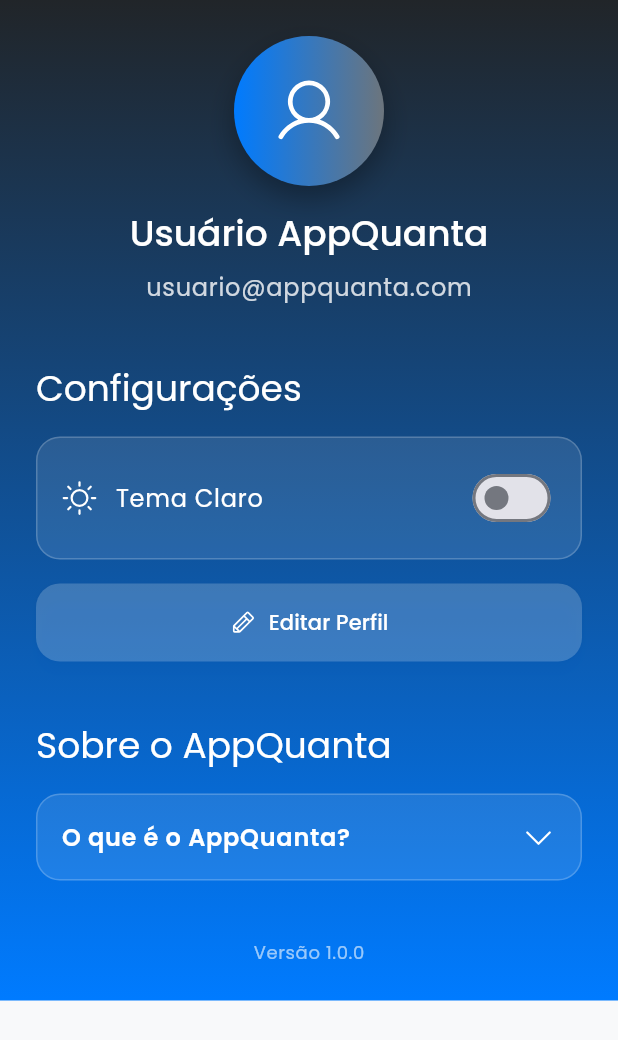
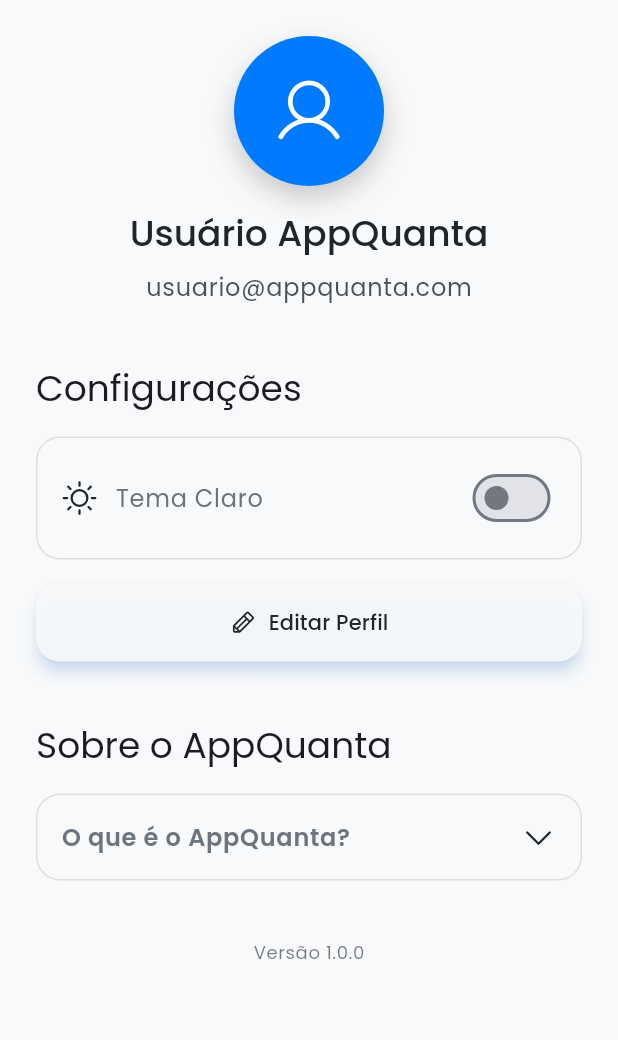
Before and after one commit to luccasilva2/appQuanta, a Flutter app: the ProfileScreen screen opened directly, on a phone screen of 412 x 824 dp. Shown: the top 1040 px of the screen. Run offline on Flutter 3.47's test engine with Material 3 defaults, Android fonts, the phone set to English and light mode, and no system bars; our stand-ins replace google_fonts, page_transition, phosphor_flutter.

Commit message:
Atualização dos estilos das paginas de login, register e profile para um estilo mais simples

```diff
--- a/lib/main.dart
+++ b/lib/main.dart
@@ -20,6 +20,7 @@ class MyApp extends StatelessWidget {
   Widget build(BuildContext context) {
     return MaterialApp(
       title: 'AppQuanta',
+      debugShowCheckedModeBanner: false,
       theme: AppTheme.lightTheme,
       darkTheme: AppTheme.darkTheme,
       themeMode: ThemeMode.system,
@@ -92,10 +93,7 @@ class _MainScreenState extends State<MainScreen> {
       body: AnimatedSwitcher(
         duration: const Duration(milliseconds: 300),
         transitionBuilder: (child, animation) {
-          return FadeTransition(
-            opacity: animation,
-            child: child,
-          );
+          return FadeTransition(opacity: animation, child: child);
         },
         child: _screens[_currentIndex],
       ),
--- a/lib/screens/profile_screen.dart
+++ b/lib/screens/profile_screen.dart
@@ -15,18 +15,7 @@ class _ProfileScreenState extends State<ProfileScreen> {
   @override
   Widget build(BuildContext context) {
     return Scaffold(
-      body: Container(
-        decoration: BoxDecoration(
-          gradient: LinearGradient(
-            begin: Alignment.topCenter,
-            end: Alignment.bottomCenter,
-            colors: [
-              const Color(0xFF212529), // Matte black
-              const Color(0xFF007BFF), // Metallic blue
-            ],
-          ),
-        ),
-        child: SafeArea(
+      body: SafeArea(
         child: SingleChildScrollView(
           padding: const EdgeInsets.all(24),
           child: Column(
@@ -41,12 +30,12 @@ class _ProfileScreenState extends State<ProfileScreen> {
                       height: 100,
                       decoration: BoxDecoration(
                         shape: BoxShape.circle,
-                          gradient: const LinearGradient(
-                            colors: [Color(0xFF007BFF), Color(0xFF6C757D)],
-                          ),
+                        color: Theme.of(context).colorScheme.primary,
                         boxShadow: [
                           BoxShadow(
-                              color: Colors.black.withOpacity(0.3),
+                            color: Theme.of(
+                              context,
+                            ).colorScheme.shadow.withOpacity(0.2),
                             blurRadius: 15,
                             offset: const Offset(0, 8),
                           ),
@@ -54,22 +43,22 @@ class _ProfileScreenState extends State<ProfileScreen> {
                       ),
                       child: Icon(
                         PhosphorIcons.user(),
-                        color: Colors.white,
+                        color: Theme.of(context).colorScheme.onPrimary,
                         size: 50,
                       ),
                     ),
                     const SizedBox(height: 16),
                     Text(
                       'Usuário AppQuanta',
-                        style: Theme.of(context).textTheme.headlineMedium?.copyWith(
-                              color: Colors.white,
-                            ),
+                      style: Theme.of(context).textTheme.headlineMedium,
                     ),
                     const SizedBox(height: 8),
                     Text(
                       'usuario@appquanta.com',
                       style: Theme.of(context).textTheme.bodyLarge?.copyWith(
-                              color: Colors.white.withOpacity(0.8),
+                        color: Theme.of(
+                          context,
+                        ).colorScheme.onSurface.withOpacity(0.8),
                       ),
                     ),
                   ],
@@ -80,9 +69,7 @@ class _ProfileScreenState extends State<ProfileScreen> {
               // Settings Section
               Text(
                 'Configurações',
-                  style: Theme.of(context).textTheme.headlineSmall?.copyWith(
-                        color: Colors.white,
-                      ),
+                style: Theme.of(context).textTheme.headlineSmall,
               ),
               const SizedBox(height: 16),
 
@@ -90,10 +77,12 @@ class _ProfileScreenState extends State<ProfileScreen> {
               Container(
                 padding: const EdgeInsets.all(16),
                 decoration: BoxDecoration(
-                    color: Colors.white.withOpacity(0.1),
+                  color: Theme.of(context).colorScheme.surface.withOpacity(0.9),
                   borderRadius: BorderRadius.circular(16),
                   border: Border.all(
-                      color: Colors.white.withOpacity(0.2),
+                    color: Theme.of(
+                      context,
+                    ).colorScheme.outline.withOpacity(0.2),
                     width: 1,
                   ),
                 ),
@@ -103,15 +92,15 @@ class _ProfileScreenState extends State<ProfileScreen> {
                     Row(
                       children: [
                         Icon(
-                              _isDarkMode ? PhosphorIcons.moon() : PhosphorIcons.sun(),
-                              color: Colors.white,
+                          _isDarkMode
+                              ? PhosphorIcons.moon()
+                              : PhosphorIcons.sun(),
+                          color: Theme.of(context).colorScheme.onSurface,
                         ),
                         const SizedBox(width: 12),
                         Text(
                           'Tema ${_isDarkMode ? 'Escuro' : 'Claro'}',
-                            style: Theme.of(context).textTheme.bodyLarge?.copyWith(
-                                  color: Colors.white,
-                                ),
+                          style: Theme.of(context).textTheme.bodyLarge,
                         ),
                       ],
                     ),
@@ -124,7 +113,7 @@ class _ProfileScreenState extends State<ProfileScreen> {
                         // Here you would typically change the theme
                         // For now, we'll just update the state
                       },
-                        activeThumbColor: const Color(0xFF007BFF),
+                      activeThumbColor: Theme.of(context).colorScheme.primary,
                     ),
                   ],
                 ),
@@ -139,14 +128,18 @@ class _ProfileScreenState extends State<ProfileScreen> {
                   onPressed: () {
                     // Edit profile logic
                     ScaffoldMessenger.of(context).showSnackBar(
-                        const SnackBar(content: Text('Editar perfil - Em breve!')),
+                      const SnackBar(
+                        content: Text('Editar perfil - Em breve!'),
+                      ),
                     );
                   },
                   icon: Icon(PhosphorIcons.pencil()),
                   label: const Text('Editar Perfil'),
                   style: ElevatedButton.styleFrom(
-                      backgroundColor: Colors.white.withOpacity(0.2),
-                      foregroundColor: Colors.white,
+                    backgroundColor: Theme.of(
+                      context,
+                    ).colorScheme.surface.withOpacity(0.9),
+                    foregroundColor: Theme.of(context).colorScheme.onSurface,
                     shape: RoundedRectangleBorder(
                       borderRadius: BorderRadius.circular(16),
                     ),
@@ -160,9 +153,7 @@ class _ProfileScreenState extends State<ProfileScreen> {
               // About Section
               Text(
                 'Sobre o AppQuanta',
-                  style: Theme.of(context).textTheme.headlineSmall?.copyWith(
-                        color: Colors.white,
-                      ),
+                style: Theme.of(context).textTheme.headlineSmall,
               ),
               const SizedBox(height: 16),
 
@@ -176,10 +167,14 @@ class _ProfileScreenState extends State<ProfileScreen> {
                   duration: const Duration(milliseconds: 300),
                   padding: const EdgeInsets.all(16),
                   decoration: BoxDecoration(
-                      color: Colors.white.withOpacity(0.1),
+                    color: Theme.of(
+                      context,
+                    ).colorScheme.surface.withOpacity(0.9),
                     borderRadius: BorderRadius.circular(16),
                     border: Border.all(
-                        color: Colors.white.withOpacity(0.2),
+                      color: Theme.of(
+                        context,
+                      ).colorScheme.outline.withOpacity(0.2),
                       width: 1,
                     ),
                   ),
@@ -190,16 +185,14 @@ class _ProfileScreenState extends State<ProfileScreen> {
                         children: [
                           Text(
                             'O que é o AppQuanta?',
-                              style: Theme.of(context).textTheme.bodyLarge?.copyWith(
-                                    color: Colors.white,
-                                    fontWeight: FontWeight.w600,
-                                  ),
+                            style: Theme.of(context).textTheme.bodyLarge
+                                ?.copyWith(fontWeight: FontWeight.w600),
                           ),
                           Icon(
                             _isAboutExpanded
                                 ? PhosphorIcons.caretUp()
                                 : PhosphorIcons.caretDown(),
-                              color: Colors.white,
+                            color: Theme.of(context).colorScheme.onSurface,
                           ),
                         ],
                       ),
@@ -207,8 +200,11 @@ class _ProfileScreenState extends State<ProfileScreen> {
                         const SizedBox(height: 16),
                         Text(
                           'AppQuanta é uma plataforma inovadora que permite criar, personalizar e visualizar aplicativos de forma intuitiva e elegante. Com foco na experiência do usuário, oferecemos ferramentas poderosas para transformar suas ideias em realidade digital.',
-                            style: Theme.of(context).textTheme.bodyMedium?.copyWith(
-                                  color: Colors.white.withOpacity(0.8),
+                          style: Theme.of(context).textTheme.bodyMedium
+                              ?.copyWith(
+                                color: Theme.of(
+                                  context,
+                                ).colorScheme.onSurface.withOpacity(0.8),
                               ),
                           textAlign: TextAlign.justify,
                         ),
@@ -219,8 +215,11 @@ class _ProfileScreenState extends State<ProfileScreen> {
                           '• Personalização avançada\n'
                           '• Pré-visualização em tempo real\n'
                           '• Suporte multiplataforma',
-                            style: Theme.of(context).textTheme.bodyMedium?.copyWith(
-                                  color: Colors.white.withOpacity(0.8),
+                          style: Theme.of(context).textTheme.bodyMedium
+                              ?.copyWith(
+                                color: Theme.of(
+                                  context,
+                                ).colorScheme.onSurface.withOpacity(0.8),
                               ),
                         ),
                       ],
@@ -236,7 +235,9 @@ class _ProfileScreenState extends State<ProfileScreen> {
                 child: Text(
                   'Versão 1.0.0',
                   style: Theme.of(context).textTheme.bodySmall?.copyWith(
-                          color: Colors.white.withOpacity(0.6),
+                    color: Theme.of(
+                      context,
+                    ).colorScheme.onSurface.withOpacity(0.6),
                   ),
                 ),
               ),
@@ -244,7 +245,6 @@ class _ProfileScreenState extends State<ProfileScreen> {
           ),
         ),
       ),
-      ),
     );
   }
 }
```
Also changed, not shown: lib/screens/login_screen.dart (+20 -44 lines), lib/screens/register_screen.dart (+26 -46 lines). Lines whose indentation alone changed are shown as unchanged.
